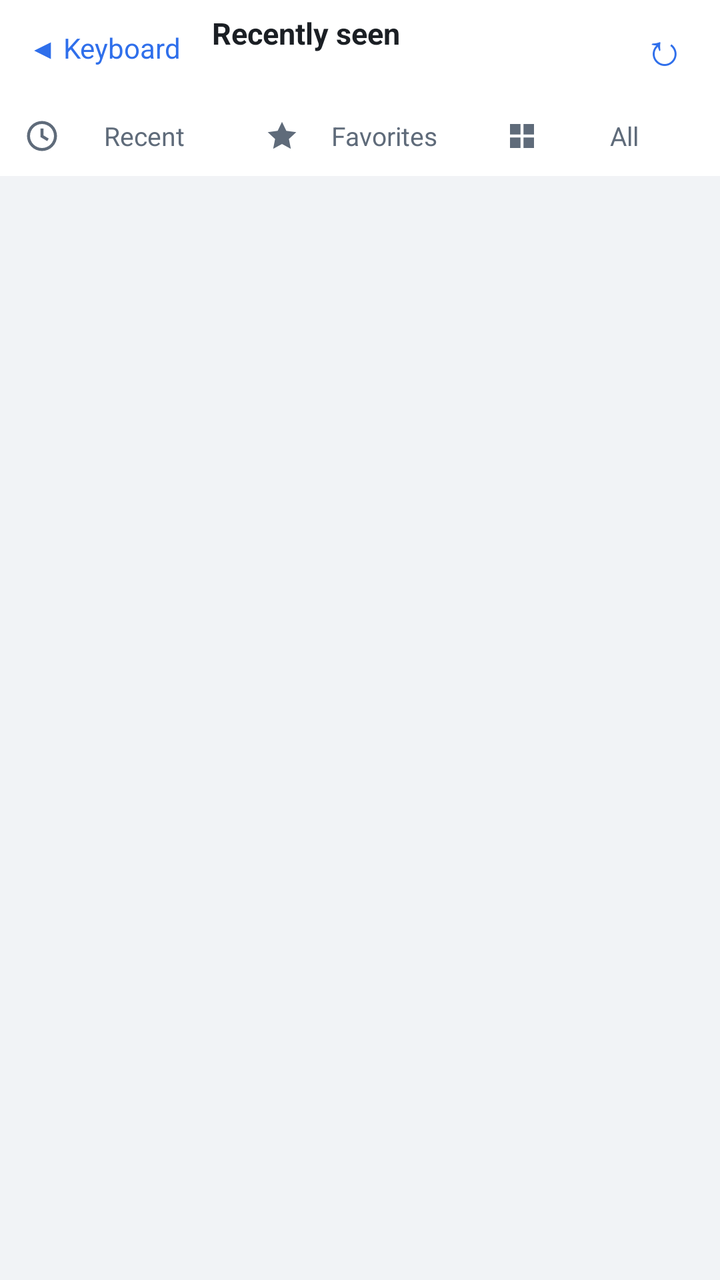
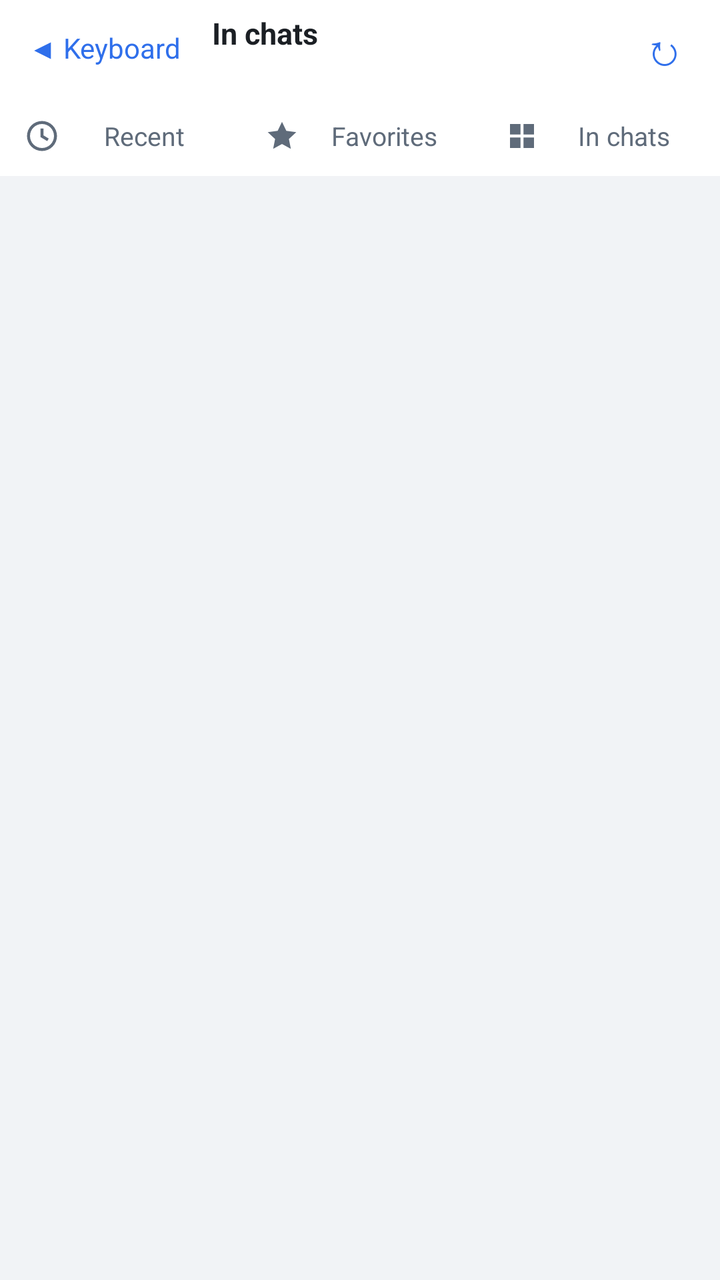

An Android layout rendered at two revisions. The XML below is the earlier revision; the diff shows what the commit changed to produce the second picture.
<!-- AndroidManifest.xml: application theme Theme.StickerBridge -->
<!-- res/layout/keyboard_view.xml -->
<?xml version="1.0" encoding="utf-8"?>
<LinearLayout xmlns:android="http://schemas.android.com/apk/res/android"
    android:id="@+id/kbRoot"
    android:layout_width="match_parent"
    android:layout_height="wrap_content"
    android:background="@color/sb_kb_background"
    android:orientation="vertical">

    
    <LinearLayout
        android:layout_width="match_parent"
        android:layout_height="48dp"
        android:background="@color/sb_kb_bar"
        android:gravity="center_vertical"
        android:orientation="horizontal"
        android:paddingStart="4dp"
        android:paddingEnd="4dp">

        <TextView
            android:id="@+id/kbBack"
            android:layout_width="wrap_content"
            android:layout_height="match_parent"
            android:background="?attr/selectableItemBackground"
            android:gravity="center"
            android:paddingStart="10dp"
            android:paddingEnd="10dp"
            android:text="@string/kb_back"
            android:textColor="@color/sb_accent"
            android:textSize="14sp" />

        <LinearLayout
            android:layout_width="0dp"
            android:layout_height="wrap_content"
            android:layout_weight="1"
            android:orientation="vertical"
            android:paddingStart="6dp">

            <TextView
                android:id="@+id/kbTitle"
                android:layout_width="wrap_content"
                android:layout_height="wrap_content"
                android:text="@string/kb_title"
                android:textColor="@color/sb_text"
                android:textSize="15sp"
                android:textStyle="bold" />

            <TextView
                android:id="@+id/kbSyncText"
                android:layout_width="wrap_content"
                android:layout_height="wrap_content"
                android:maxLines="1"
                android:textColor="@color/sb_text_secondary"
                android:textSize="11sp" />
        </LinearLayout>

        <FrameLayout
            android:layout_width="48dp"
            android:layout_height="48dp">

            <TextView
                android:id="@+id/kbRefresh"
                android:layout_width="match_parent"
                android:layout_height="match_parent"
                android:background="?attr/selectableItemBackgroundBorderless"
                android:contentDescription="@string/kb_refresh_desc"
                android:gravity="center"
                android:text="@string/kb_refresh"
                android:textColor="@color/sb_accent"
                android:textSize="22sp" />

            <ProgressBar
                android:id="@+id/kbSpinner"
                style="?android:attr/progressBarStyleSmall"
                android:layout_width="22dp"
                android:layout_height="22dp"
                android:layout_gravity="center"
                android:visibility="gone" />
        </FrameLayout>
    </LinearLayout>

    
    <LinearLayout
        android:id="@+id/kbTabs"
        android:layout_width="match_parent"
        android:layout_height="40dp"
        android:background="@color/sb_kb_bar"
        android:orientation="horizontal">

        <TextView
            android:id="@+id/kbTabRecent"
            style="@style/SbKeyboardTab"
            android:drawableStart="@drawable/ic_tab_recent"
            android:text="@string/kb_tab_recent" />

        <TextView
            android:id="@+id/kbTabFavorites"
            style="@style/SbKeyboardTab"
            android:drawableStart="@drawable/ic_tab_favorites"
            android:text="@string/kb_tab_favorites" />

        <TextView
            android:id="@+id/kbTabAll"
            style="@style/SbKeyboardTab"
            android:drawableStart="@drawable/ic_tab_all"
            android:text="@string/kb_tab_all" />
    </LinearLayout>

    
    <FrameLayout
        android:id="@+id/kbContent"
        android:layout_width="match_parent"
        android:layout_height="270dp">

        <androidx.recyclerview.widget.RecyclerView
            android:id="@+id/kbGrid"
            android:layout_width="match_parent"
            android:layout_height="match_parent"
            android:clipToPadding="false"
            android:padding="4dp"
            android:scrollbars="vertical" />

        <LinearLayout
            android:id="@+id/kbMessage"
            android:layout_width="match_parent"
            android:layout_height="match_parent"
            android:gravity="center"
            android:orientation="vertical"
            android:padding="24dp"
            android:visibility="gone">

            <TextView
                android:id="@+id/kbMessageText"
                android:layout_width="wrap_content"
                android:layout_height="wrap_content"
                android:gravity="center"
                android:textColor="@color/sb_text_secondary"
                android:textSize="15sp" />

            <Button
                android:id="@+id/kbMessageButton"
                style="@style/Widget.AppCompat.Button.Colored"
                android:layout_width="wrap_content"
                android:layout_height="wrap_content"
                android:layout_marginTop="12dp"
                android:text="@string/kb_open_app"
                android:textAllCaps="false"
                android:visibility="gone" />
        </LinearLayout>
    </FrameLayout>
</LinearLayout>
<!-- resources referenced by this layout -->
<resources>
  <color name="sb_accent">#FF2F6FEB</color>
  <color name="sb_kb_background">#FFF1F3F6</color>
  <color name="sb_kb_bar">#FFFFFFFF</color>
  <color name="sb_text">#FF1B1F24</color>
  <color name="sb_text_secondary">#FF5F6B7A</color>
  <!-- drawable ic_tab_all (drawable) -->
  <?xml version="1.0" encoding="utf-8"?>
  <vector xmlns:android="http://schemas.android.com/apk/res/android"
      android:width="18dp"
      android:height="18dp"
      android:viewportWidth="24"
      android:viewportHeight="24">
      <path
          android:fillColor="#FF000000"
          android:pathData="M4,4h7v7h-7zM13,4h7v7h-7zM4,13h7v7h-7zM13,13h7v7h-7z" />
  </vector>
  <!-- drawable ic_tab_favorites (drawable) -->
  <?xml version="1.0" encoding="utf-8"?>
  <vector xmlns:android="http://schemas.android.com/apk/res/android"
      android:width="18dp"
      android:height="18dp"
      android:viewportWidth="24"
      android:viewportHeight="24">
      <path
          android:fillColor="#FF000000"
          android:pathData="M12,2.5l2.9,6.1l6.6,0.8l-4.9,4.6l1.3,6.6l-5.9,-3.3l-5.9,3.3l1.3,-6.6l-4.9,-4.6l6.6,-0.8z" />
  </vector>
  <!-- drawable ic_tab_recent (drawable) -->
  <?xml version="1.0" encoding="utf-8"?>
  <vector xmlns:android="http://schemas.android.com/apk/res/android"
      android:width="18dp"
      android:height="18dp"
      android:viewportWidth="24"
      android:viewportHeight="24">
      <path
          android:fillColor="#FF000000"
          android:pathData="M12,2a10,10 0 1 1 0,20a10,10 0 1 1 0,-20zM12,4a8,8 0 1 0 0,16a8,8 0 1 0 0,-16zM11,7h2v4.6l3.5,2.1l-1,1.7l-4.5,-2.7z" />
  </vector>
  <string name="kb_back">◀ Keyboard</string>
  <string name="kb_open_app">Open StickerBridge</string>
  <string name="kb_refresh">↻</string>
  <string name="kb_refresh_desc">Refresh stickers</string>
  <string name="kb_tab_all">All</string>
  <string name="kb_tab_favorites">Favorites</string>
  <string name="kb_tab_recent">Recent</string>
  <string name="kb_title">Recently seen</string>
  <style name="SbKeyboardTab">
          <item name="android:layout_width">0dp</item>
          <item name="android:layout_height">match_parent</item>
          <item name="android:layout_weight">1</item>
          <item name="android:gravity">center</item>
          <item name="android:background">@drawable/tab_background</item>
          <item name="android:drawablePadding">6dp</item>
          <item name="android:drawableTint">@color/tab_content</item>
          <item name="android:textColor">@color/tab_content</item>
          <item name="android:textSize">13sp</item>
          <item name="android:paddingStart">12dp</item>
          <item name="android:paddingEnd">12dp</item>
      </style>
  <style name="Theme.StickerBridge" parent="Theme.StickerBridge.Base" />
  <!-- drawable tab_background (drawable) -->
  <?xml version="1.0" encoding="utf-8"?>
  <selector xmlns:android="http://schemas.android.com/apk/res/android">
      <item android:state_selected="true">
          <layer-list>
              <item android:gravity="bottom" android:height="2dp">
                  <shape android:shape="rectangle">
                      <solid android:color="@color/sb_accent" />
                  </shape>
              </item>
          </layer-list>
      </item>
      <item android:drawable="@android:color/transparent" />
  </selector>
  <style name="Theme.StickerBridge.Base" parent="Theme.AppCompat.Light.NoActionBar">
          <item name="colorPrimary">@color/sb_accent</item>
          <item name="colorPrimaryDark">@color/sb_background</item>
          <item name="colorAccent">@color/sb_accent</item>
          <item name="android:windowBackground">@color/sb_background</item>
          <item name="android:statusBarColor">@color/sb_background</item>
          <item name="android:windowLightStatusBar">true</item>
      </style>
  <color name="sb_background">#FFF6F7F9</color>
</resources>

<!-- the commit's change to res/layout/keyboard_view.xml (unified diff, before → after) -->
@@ -106,6 +106,22 @@
     </LinearLayout>
 
     
+    <TextView
+        android:id="@+id/kbHint"
+        android:layout_width="match_parent"
+        android:layout_height="wrap_content"
+        android:background="@color/sb_kb_background"
+        android:maxLines="1"
+        android:paddingStart="12dp"
+        android:paddingTop="4dp"
+        android:paddingEnd="12dp"
+        android:paddingBottom="2dp"
+        android:text="@string/kb_hint_in_chats"
+        android:textColor="@color/sb_text_secondary"
+        android:textSize="11sp"
+        android:visibility="gone" />
+
+    
     <FrameLayout
         android:id="@+id/kbContent"
         android:layout_width="match_parent"
<!-- resource entries referenced after the edit -->
@@ -39,13 +39,14 @@
           android:pathData="M12,2a10,10 0 1 1 0,20a10,10 0 1 1 0,-20zM12,4a8,8 0 1 0 0,16a8,8 0 1 0 0,-16zM11,7h2v4.6l3.5,2.1l-1,1.7l-4.5,-2.7z" />
   </vector>
   <string name="kb_back">◀ Keyboard</string>
+  <string name="kb_hint_in_chats">Stickers seen in your chats, newest first</string>
   <string name="kb_open_app">Open StickerBridge</string>
   <string name="kb_refresh">↻</string>
   <string name="kb_refresh_desc">Refresh stickers</string>
-  <string name="kb_tab_all">All</string>
+  <string name="kb_tab_all">In chats</string>
   <string name="kb_tab_favorites">Favorites</string>
   <string name="kb_tab_recent">Recent</string>
-  <string name="kb_title">Recently seen</string>
+  <string name="kb_title">In chats</string>
   <style name="SbKeyboardTab">
           <item name="android:layout_width">0dp</item>
           <item name="android:layout_height">match_parent</item>
